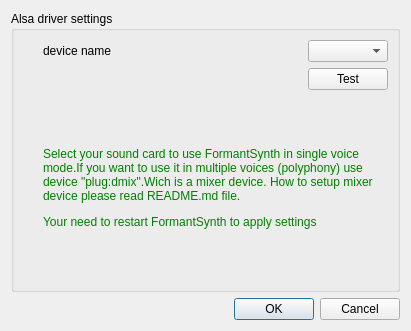
This is sounddriverdialog.ui in Warchild33/FormantSynth as Qt 5 draws it before an edit. The edited form follows.
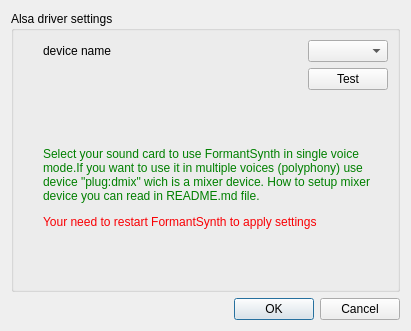
This is the edited form.

```diff
--- a/sounddriverdialog.ui
+++ b/sounddriverdialog.ui
@@ -79,7 +79,7 @@
       <item row="2" column="1" colspan="3">
        <widget class="QLabel" name="label_2">
         <property name="text">
-         <string>&lt;html&gt;&lt;head/&gt;&lt;body&gt;&lt;p&gt;&lt;span style=&quot; color:#008000;&quot;&gt;Select your sound card to use FormantSynth in single voice mode.If you want to use it in multiple voices (polyphony) use device &amp;quot;plug:dmix&amp;quot;.Wich is a mixer device. How to setup mixer device please read README.md file. &lt;/span&gt;&lt;/p&gt;&lt;p&gt;&lt;span style=&quot; color:#008000;&quot;&gt;Your need to restart FormantSynth to apply settings&lt;/span&gt;&lt;/p&gt;&lt;/body&gt;&lt;/html&gt;</string>
+         <string>&lt;html&gt;&lt;head/&gt;&lt;body&gt;&lt;p&gt;&lt;span style=&quot; color:#008000;&quot;&gt;Select your sound card to use FormantSynth in single voice mode.If you want to use it in multiple voices (polyphony) use device &amp;quot;plug:dmix&amp;quot; wich is a mixer device. How to setup mixer device you can read in README.md file. &lt;/span&gt;&lt;/p&gt;&lt;p&gt;&lt;span style=&quot; color:#f90004;&quot;&gt;Your need to restart FormantSynth to apply settings&lt;/span&gt;&lt;/p&gt;&lt;/body&gt;&lt;/html&gt;</string>
         </property>
         <property name="wordWrap">
          <bool>true</bool>
```
